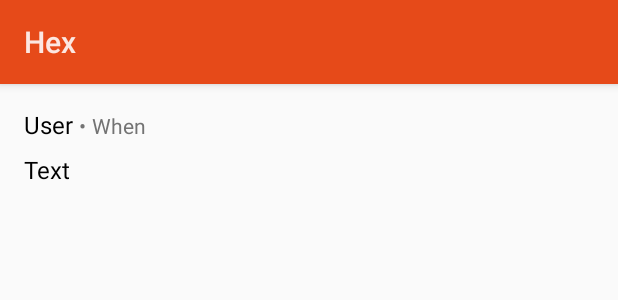
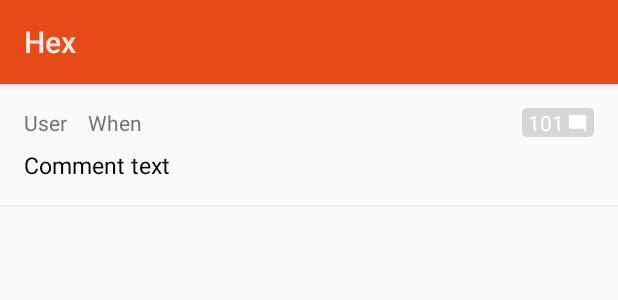
Before and after one commit to longdivision/hex, an Android app: the layout comment.xml on its own in the app's theme, with its tools: preview values and no code run, on a phone screen of 412 x 824 dp. Shown: the top 300 px of the screen. Run offline under Robolectric (Android 15) with nearby library versions, the phone set to English and light mode, and no system bars; network calls fail.

Commit message:
Allow comments to be collapsed.
Show a tag displaying the collapsed count on collapsed comments.

```diff
--- a/app/src/main/java/uk/co/longdivision/hex/fragment/CommentsFragment.java
+++ b/app/src/main/java/uk/co/longdivision/hex/fragment/CommentsFragment.java
@@ -10,7 +10,6 @@ import android.view.View;
 import android.view.ViewGroup;
 
 import java.util.ArrayList;
-import java.util.Date;
 import java.util.List;
 
 import uk.co.longdivision.hex.HexApplication;
@@ -48,7 +47,6 @@ public class CommentsFragment extends Fragment implements ItemHandler,
         mRecyclerView = (RecyclerView) rootView.findViewById(R.id.comment_recycler_view);
         mLayoutManager = new LinearLayoutManager(getActivity());
         mLayoutManager.setOrientation(LinearLayoutManager.VERTICAL);
-        mRecyclerView.addItemDecoration(new DividerItemDecoration(getActivity()));
         mRecyclerView.setHasFixedSize(true);
         mLayoutManager = new LinearLayoutManager(getActivity());
         mRecyclerView.setLayoutManager(mLayoutManager);
@@ -78,7 +76,8 @@ public class CommentsFragment extends Fragment implements ItemHandler,
     }
 
     public void addCommentToList(Comment comment, List<CommentViewModel> list, int depth) {
-        list.add(new CommentViewModel(comment.getUser(), comment.getText(), depth, new Date()));
+        list.add(new CommentViewModel(comment.getUser(), comment.getText(), depth,
+                comment.getCommentCount(), comment.getDate()));
 
         for(uk.co.longdivision.hex.model.Comment childComment : comment.getChildComments()) {
             addCommentToList(childComment, list, depth + 1);
--- a/app/src/main/java/uk/co/longdivision/hex/net/hackernewsapi/marshall/ItemMarshaller.java
+++ b/app/src/main/java/uk/co/longdivision/hex/net/hackernewsapi/marshall/ItemMarshaller.java
@@ -54,7 +54,9 @@ public class ItemMarshaller {
 
                 String text = rawComment.getString("text");
                 String author = rawComment.getString("author");
-                comments.add(new Comment(text, author, childComments));
+                int commentCount = rawComment.getInt("commentCount");
+                Date date = new DateTime(rawComment.getString("time")).toDate();
+                comments.add(new Comment(text, author, childComments, commentCount, date));
             } catch (Exception e) {
                 e.printStackTrace();
             }
--- /dev/null
+++ b/app/src/main/res/drawable/tag.xml
@@ -0,0 +1,6 @@
+<?xml version="1.0" encoding="UTF-8"?>
+<shape xmlns:android="http://schemas.android.com/apk/res/android">
+    <solid android:color="#FFFFFF"/>
+    <corners android:radius="3dip"/>
+    <padding android:left="0dip" android:top="0dip" android:right="0dip" android:bottom="0dip" />
+</shape>
--- a/app/src/main/res/layout/comment.xml
+++ b/app/src/main/res/layout/comment.xml
@@ -19,35 +19,62 @@
         android:id="@+id/comment_container"
         android:layout_width="fill_parent"
         android:layout_height="wrap_content"
-        android:padding="16dp"
         android:orientation="vertical">
+        <RelativeLayout
+            android:layout_width="fill_parent"
+            android:layout_height="wrap_content"
+            android:orientation="horizontal"
+            android:paddingLeft="16dp"
+            android:paddingRight="16dp"
+            android:paddingTop="16dp">
             <LinearLayout
-            android:layout_width="fill_parent"
-            android:layout_height="wrap_content">
+                android:layout_width="wrap_content"
+                android:layout_height="wrap_content"
+                android:layout_alignParentStart="true">
                 <TextView
                     android:layout_width="wrap_content"
                     android:layout_height="wrap_content"
                     android:id="@+id/username"
                     android:text="User"
-                android:textSize="16sp"
-                android:lineSpacingMultiplier="1.1"
-                android:textColor="#000000"/>
+                    android:textSize="14sp"
+                    android:lineSpacingMultiplier="1.1" />
                 <TextView
                     android:layout_width="4sp"
                     android:layout_height="wrap_content"/>
                 <TextView
+                    android:id="@+id/relativeTime"
                     android:layout_width="wrap_content"
                     android:layout_height="wrap_content"
-                android:text="•"/>
-            <TextView
-                android:layout_width="4sp"
-                android:layout_height="wrap_content"/>
-            <TextView
-                android:id="@+id/relative_time"
+                    android:layout_marginStart="10dp"
+                    android:textSize="14sp"
+                    android:text="When"/>
+            </LinearLayout>
+            <LinearLayout
+                android:id="@+id/childCommentsHidden"
                 android:layout_width="wrap_content"
                 android:layout_height="wrap_content"
-                android:text="When"/>
+                android:layout_alignParentEnd="true"
+                android:background="@drawable/tag"
+                android:backgroundTint="@color/hidden_comments_tag"
+                android:paddingLeft="4dp"
+                android:paddingRight="4dp">
+                <TextView
+                    android:id="@+id/childCommentCount"
+                    android:layout_width="wrap_content"
+                    android:layout_height="wrap_content"
+                    android:textColor="@android:color/white"
+                    android:textSize="14sp"
+                    android:text="101"/>
+                <LinearLayout
+                    android:layout_marginTop="3dp"
+                    android:layout_marginLeft="2dp"
+                    android:layout_width="14dp"
+                    android:layout_height="14dp"
+                    android:state_pressed="false"
+                    android:backgroundTint="@android:color/white"
+                    android:background="@drawable/comment"/>
             </LinearLayout>
+        </RelativeLayout>
         <LinearLayout
             android:layout_width="fill_parent"
             android:layout_height="8dp" />
@@ -55,8 +82,15 @@
             android:id="@+id/text"
             android:layout_width="fill_parent"
             android:layout_height="wrap_content"
-            android:text="Text"
-            android:textSize="16sp"
-            android:textColor="#000000"/>
+            android:text="Comment text"
+            android:textSize="15sp"
+            android:textColor="@android:color/black"
+            android:paddingLeft="16dp"
+            android:paddingRight="16dp"
+            android:paddingBottom="16dp"/>
+        <LinearLayout
+            android:layout_width="fill_parent"
+            android:layout_height="1dp"
+            android:background="@color/list_divider_color"/>
     </LinearLayout>
 </LinearLayout>
```
Also changed, not shown: app/src/main/java/uk/co/longdivision/hex/adapter/CommentListAdapter.java (+34 -14 lines), app/src/main/java/uk/co/longdivision/hex/adapter/ViewHolder.java (+4 -3 lines), app/src/main/java/uk/co/longdivision/hex/adapter/helper/CommentListManager.java (added, +53 -0 lines), app/src/main/java/uk/co/longdivision/hex/model/Comment.java (+18 -4 lines), app/src/main/java/uk/co/longdivision/hex/viewmodel/CommentViewModel.java (+47 -16 lines), app/src/main/res/drawable/arrow_upward.xml (added, +12 -0 lines). Lines whose indentation alone changed are shown as unchanged.
